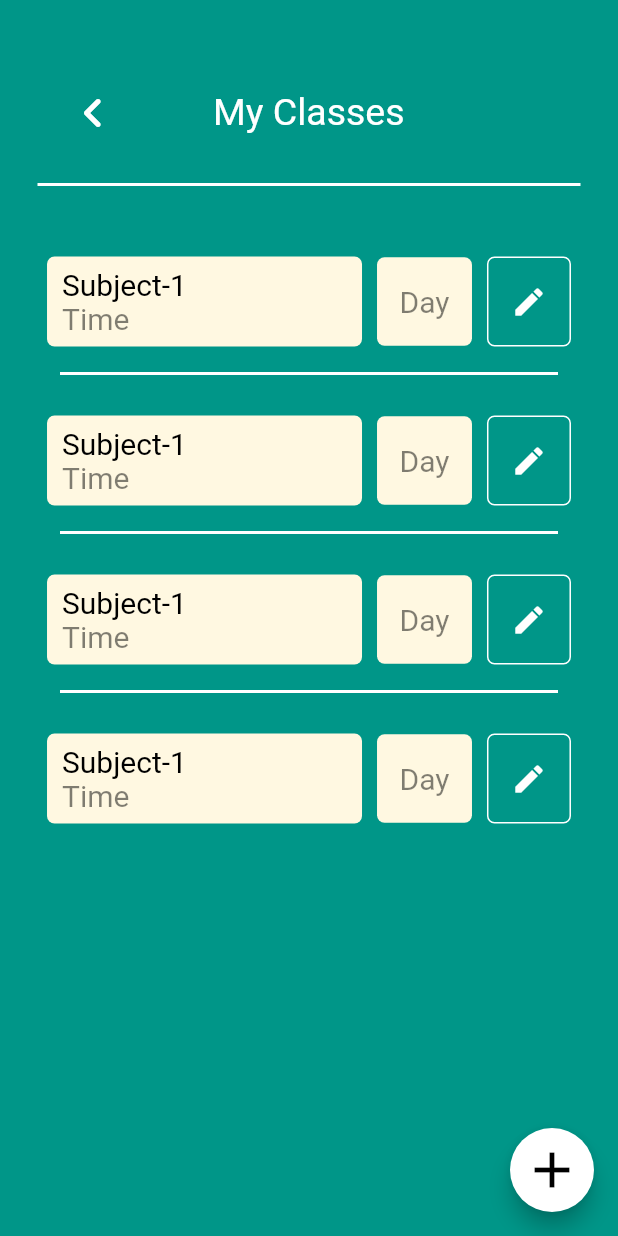
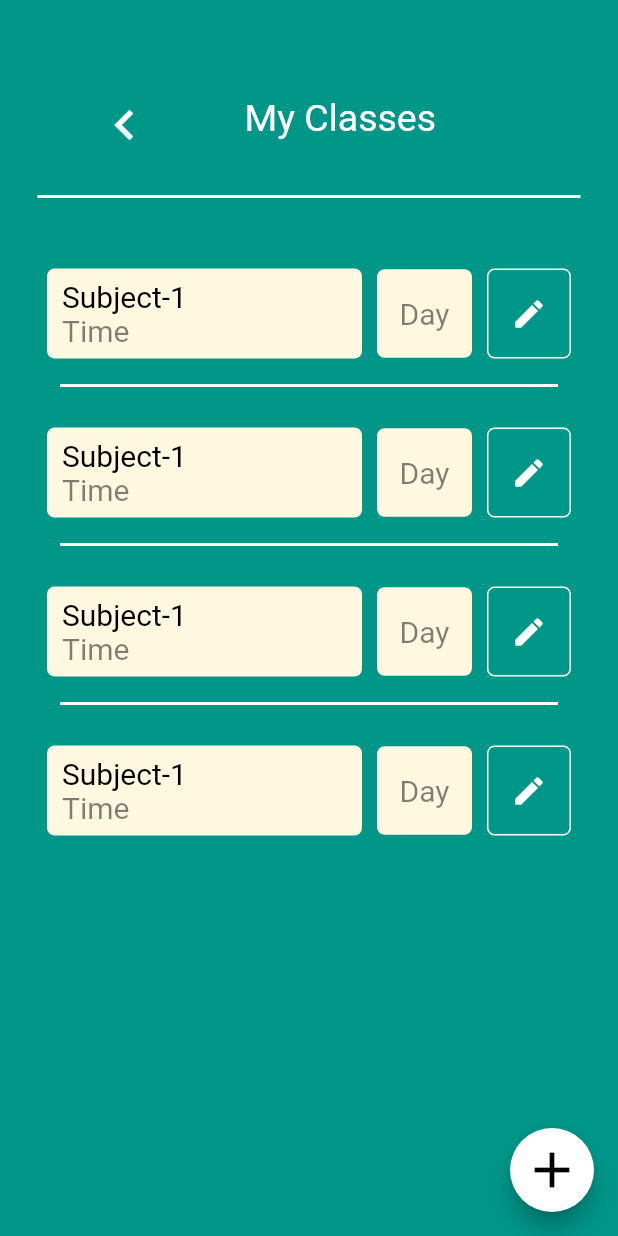
Before and after one commit to vishalr-22/FlutterApp-AcademicManager, a Flutter app: the screen it shows after launch, after a tap on "My Classes", on a phone screen of 412 x 824 dp. Run offline on Flutter 3.47's test engine with Material 2 defaults, Android fonts, the phone set to English and light mode, and no system bars; our stand-ins replace datetime_picker_formfield.

Commit message:
Changes in layout
Changes in layout, UI and navigations.

```diff
--- a/lib/classepage.dart
+++ b/lib/classepage.dart
@@ -1,10 +1,13 @@
 import 'package:flutter/material.dart';
+import 'addclass.dart';
 
 void main() {
-  runApp(ClassPage());
+  runApp(const ClassPage());
 }
 
 class ClassPage extends StatelessWidget {
+  const ClassPage({Key? key}) : super(key: key);
+
   // This widget is the root of your application.
   @override
   Widget build(BuildContext context) {
@@ -12,7 +15,10 @@ class ClassPage extends StatelessWidget {
     return MaterialApp(
         home: Scaffold(
       floatingActionButton: FloatingActionButton(
-        onPressed: () {},
+        onPressed: () {
+          Navigator.push(context,
+              MaterialPageRoute(builder: (context) => const AddClass()));
+        },
         child: const Icon(
           Icons.add,
           color: Colors.black,
@@ -22,30 +28,36 @@ class ClassPage extends StatelessWidget {
       ),
       body: Container(
         color: Colors.teal,
-        padding: new EdgeInsets.all(25),
+        padding: const EdgeInsets.all(25),
         child: Column(
           children: [
             Row(
               children: [
                 Container(
-                  padding: new EdgeInsets.fromLTRB(17, 30, 30, 10),
-                  child: Icon(
-                    Icons.keyboard_arrow_left_rounded,
-                    color: Colors.white,
-                    size: 40,
-                  ),
-                ),
+                    padding: const EdgeInsets.fromLTRB(30, 30, 30, 10),
+                    child: IconButton(
+                      icon: const Icon(
+                        Icons.keyboard_arrow_left_outlined,
+                        size: 40,
+                      ),
+                      color: Colors.white,
+                      onPressed: () {
+                        Navigator.pop(context);
+                      },
+                    )),
                 Container(
-                  padding: new EdgeInsets.fromLTRB(30, 30, 30, 10),
+                  padding: const EdgeInsets.fromLTRB(30, 30, 30, 10),
+                  // ignore: prefer_const_constructors
                   child: Text(
                     "My Classes",
-                    style: TextStyle(color: Colors.white, fontSize: 25),
+                    style: const TextStyle(color: Colors.white, fontSize: 25),
                   ),
                 ),
               ],
             ),
             Container(
-              padding: new EdgeInsets.fromLTRB(0, 10, 0, 40),
+              padding: const EdgeInsets.fromLTRB(0, 10, 0, 40),
+              // ignore: prefer_const_constructors
               child: Divider(
                 color: Colors.white,
                 thickness: 2,
@@ -65,11 +77,13 @@ class ClassPage extends StatelessWidget {
   }
 }
 
+// ignore: use_key_in_widget_constructors
 class Divide extends StatelessWidget {
+  @override
   Widget build(BuildContext context) {
     return (Container(
-      padding: new EdgeInsets.fromLTRB(15, 10, 15, 20),
-      child: Divider(
+      padding: const EdgeInsets.fromLTRB(15, 10, 15, 20),
+      child: const Divider(
         color: Colors.white,
         thickness: 2,
       ),
@@ -77,12 +91,14 @@ class Divide extends StatelessWidget {
   }
 }
 
+// ignore: use_key_in_widget_constructors
 class Subject extends StatelessWidget {
+  @override
   Widget build(BuildContext context) {
     return (Row(mainAxisAlignment: MainAxisAlignment.center, children: [
       Container(
         margin: const EdgeInsets.only(left: 0.0, right: 10.0),
-        padding: new EdgeInsets.fromLTRB(0, 7, 0, 7),
+        padding: const EdgeInsets.fromLTRB(0, 7, 0, 7),
         width: 210,
         decoration: BoxDecoration(
             // border: Border(left: BorderSide(color: Colors.black, width:3)),
@@ -91,8 +107,8 @@ class Subject extends StatelessWidget {
         child: Column(
           children: [
             Container(
-              padding: new EdgeInsets.fromLTRB(10, 0, 0, 0),
-              child: Align(
+              padding: const EdgeInsets.fromLTRB(10, 0, 0, 0),
+              child: const Align(
                 alignment: Alignment.centerLeft,
                 child: Text(
                   "Subject-1",
@@ -104,7 +120,7 @@ class Subject extends StatelessWidget {
               ),
             ),
             Container(
-                padding: new EdgeInsets.fromLTRB(10, 0, 0, 0),
+                padding: const EdgeInsets.fromLTRB(10, 0, 0, 0),
                 child: Align(
                   alignment: Alignment.centerLeft,
                   child: Text(
@@ -135,7 +151,7 @@ class Subject extends StatelessWidget {
               borderRadius: BorderRadius.circular(5)),
           margin: const EdgeInsets.only(left: 10.0, right: 0.0),
           padding: new EdgeInsets.fromLTRB(15, 17, 15, 17),
-          child: Icon(
+          child: const Icon(
             Icons.edit,
             color: Colors.white,
           )),
--- a/lib/main.dart
+++ b/lib/main.dart
@@ -4,6 +4,7 @@ import 'package:flutter/cupertino.dart';
 import 'package:flutter/material.dart';
 import 'package:flutter/painting.dart';
 import 'package:flutter/rendering.dart';
+import 'package:intl/intl.dart';
 import 'classepage.dart';
 import 'assignment.dart';
 import 'folder.dart';
@@ -28,9 +29,11 @@ class AppName extends StatelessWidget {
 
   @override
   Widget build(BuildContext context) {
+    var lw = MediaQuery.of(context).size.width;
+    var lh = MediaQuery.of(context).size.height;
     return Container(
         alignment: Alignment.centerLeft,
-        padding: const EdgeInsets.fromLTRB(40, 40, 225, 20),
+        padding: EdgeInsets.fromLTRB(lw / 10, lh / 20, 0, lh / 40),
         color: Colors.white,
         width: double.infinity,
         height: 100.0,
@@ -45,18 +48,20 @@ class HelloTag extends StatelessWidget {
   Widget build(BuildContext context) {
     const _username = 'Piyush';
     const _semester = 5;
+    var lw = MediaQuery.of(context).size.width;
+    var lh = MediaQuery.of(context).size.height;
     return Container(
-        padding: const EdgeInsets.fromLTRB(40, 20, 20, 20),
+        padding: EdgeInsets.fromLTRB(lw / 10, lw / 20, lw / 20, lw / 20),
         color: Colors.indigo[800],
         width: double.infinity,
-        height: 100.0,
+        height: lh / 8,
         child: Column(
-          children: const [
+          children: [
             Align(
               alignment: Alignment.centerLeft,
               child: Text(
                 'Hello $_username !',
-                style: TextStyle(fontSize: 28.0, color: Colors.white),
+                style: TextStyle(fontSize: lh / 30, color: Colors.white),
               ),
             ),
             SizedBox(
@@ -67,7 +72,7 @@ class HelloTag extends StatelessWidget {
               child: Text(
                 'Sem $_semester',
                 style: TextStyle(
-                    fontSize: 18.0,
+                    fontSize: lh / 50,
                     color: Colors.white,
                     fontWeight: FontWeight.w700),
               ),
@@ -82,44 +87,46 @@ class DateTag extends StatelessWidget {
 
   @override
   Widget build(BuildContext context) {
-    DateTime now = DateTime.now();
-    DateTime date = DateTime(now.year, now.month, now.day);
-    var _datestr = date.toString().substring(0, 10);
+    var _datestr = DateFormat.yMMMd().format(DateTime.now());
+    var lw = MediaQuery.of(context).size.width;
+    var lh = MediaQuery.of(context).size.height;
     return Container(
         alignment: Alignment.bottomLeft,
-        padding: const EdgeInsets.fromLTRB(40, 30, 0, 0),
+        padding: EdgeInsets.fromLTRB(lw / 10, lh / 25, 0, 0),
         child: Text(
           _datestr,
           style: TextStyle(
-              fontSize: 16.0, color: Colors.black, fontWeight: FontWeight.w600),
+              fontSize: lh / 50,
+              color: Colors.black,
+              fontWeight: FontWeight.w600),
         ));
   }
 }
 
 class MyClasses extends StatelessWidget {
   const MyClasses({Key? key}) : super(key: key);
-
   @override
   Widget build(BuildContext context) {
+    var lw = MediaQuery.of(context).size.width;
+    var lh = MediaQuery.of(context).size.height;
     return Card(
       color: Colors.white60,
-      margin: EdgeInsets.fromLTRB(40, 20, 40, 10),
+      margin: EdgeInsets.fromLTRB(lw / 10, lh / 40, lw / 10, lh / 80),
       child: InkWell(
-        hoverColor: Colors.yellowAccent,
         splashColor: Colors.blue,
         onTap: () {
           Navigator.push(
               context, MaterialPageRoute(builder: (context) => ClassPage()));
         },
-        child: const SizedBox(
+        child: SizedBox(
           width: double.infinity,
-          height: 140,
+          height: lh / 6,
           child: Padding(
             padding: EdgeInsets.only(left: 14.0, top: 20.0),
             child: Text(
               'My Classes',
               style: TextStyle(
-                  fontSize: 20.0,
+                  fontSize: lh / 40,
                   color: Colors.black,
                   fontWeight: FontWeight.w600),
             ),
@@ -135,16 +142,17 @@ class AssignmentFolder extends StatelessWidget {
 
   @override
   Widget build(BuildContext context) {
+    var lw = MediaQuery.of(context).size.width;
+    var lh = MediaQuery.of(context).size.height;
     return Container(
-      margin: EdgeInsets.fromLTRB(40, 10, 40, 20),
+      margin: EdgeInsets.fromLTRB(lw / 10, lh / 80, lw / 10, lh / 80),
       child: Row(
         children: [
           Expanded(
             child: Card(
               color: Colors.white60,
-              margin: EdgeInsets.fromLTRB(0, 0, 10, 0),
+              margin: EdgeInsets.fromLTRB(0, 0, lw / 40, 0),
               child: InkWell(
-                hoverColor: Colors.yellowAccent,
                 splashColor: Colors.blue,
                 onTap: () {
                   Navigator.push(
@@ -152,15 +160,15 @@ class AssignmentFolder extends StatelessWidget {
                       MaterialPageRoute(
                           builder: (context) => AssignmentPage()));
                 },
-                child: const SizedBox(
-                  height: 80,
+                child: SizedBox(
+                  height: lh / 10,
                   child: Padding(
                     padding: EdgeInsets.all(10),
                     child: Center(
                       child: Text(
                         'Assignments',
                         style: TextStyle(
-                            fontSize: 16.0,
+                            fontSize: lh / 50,
                             color: Colors.black,
                             fontWeight: FontWeight.w600),
                       ),
@@ -175,21 +183,20 @@ class AssignmentFolder extends StatelessWidget {
               color: Colors.white60,
               margin: EdgeInsets.fromLTRB(0, 0, 0, 0),
               child: InkWell(
-                hoverColor: Colors.yellowAccent,
                 splashColor: Colors.blue,
                 onTap: () {
                   Navigator.push(context,
                       MaterialPageRoute(builder: (context) => FolderPage()));
                 },
-                child: const SizedBox(
-                  height: 80,
+                child: SizedBox(
+                  height: lh / 10,
                   child: Padding(
                     padding: EdgeInsets.all(10),
                     child: Center(
                       child: Text(
                         'Folders',
                         style: TextStyle(
-                            fontSize: 16.0,
+                            fontSize: lh / 50,
                             color: Colors.black,
                             fontWeight: FontWeight.w600),
                       ),
@@ -210,20 +217,22 @@ class ToDoBar extends StatelessWidget {
 
   @override
   Widget build(BuildContext context) {
+    var lw = MediaQuery.of(context).size.width;
+    var lh = MediaQuery.of(context).size.height;
     return Card(
       color: Colors.white60,
-      margin: EdgeInsets.fromLTRB(40, 20, 40, 10),
+      margin: EdgeInsets.fromLTRB(lw / 10, lh / 40, lw / 10, lh / 80),
       child: SizedBox(
         width: double.infinity,
-        height: 70,
+        height: lh / 11,
         child: Row(
           children: [
             Padding(
-              padding: EdgeInsets.fromLTRB(20, 20, 180, 20),
+              padding: EdgeInsets.fromLTRB(lw / 20, lh / 40, lw / 2.3, lh / 40),
               child: Text(
                 'To-Do',
                 style: TextStyle(
-                    fontSize: 20.0,
+                    fontSize: lh / 40,
                     color: Colors.black,
                     fontWeight: FontWeight.w600),
               ),
@@ -233,7 +242,7 @@ class ToDoBar extends StatelessWidget {
                 child: Icon(
                   Icons.add,
                   color: Colors.black,
-                  size: 50,
+                  size: lh / 15,
                 ),
                 onPressed: () {
                   Navigator.push(context,
@@ -251,27 +260,28 @@ class BottomNavBar extends StatelessWidget {
 
   @override
   Widget build(BuildContext context) {
+    var lh = MediaQuery.of(context).size.height;
     return BottomNavigationBar(
       backgroundColor: Colors.grey,
-      items: const <BottomNavigationBarItem>[
+      items: <BottomNavigationBarItem>[
         BottomNavigationBarItem(
           icon: Icon(
             Icons.date_range,
-            size: 30,
+            size: lh / 25,
           ),
           label: 'Calender',
         ),
         BottomNavigationBarItem(
           icon: Icon(
             Icons.home_filled,
-            size: 30,
+            size: lh / 25,
           ),
           label: 'Home',
         ),
         BottomNavigationBarItem(
           icon: Icon(
             Icons.person,
-            size: 30,
+            size: lh / 25,
           ),
           label: 'Profile',
         ),
@@ -289,6 +299,7 @@ class HomePage extends StatelessWidget {
 
   @override
   Widget build(BuildContext context) {
+    var lh = MediaQuery.of(context).size.height;
     return Scaffold(
       backgroundColor: Colors.white,
       // ignore: prefer_const_literals_to_create_immutables
@@ -307,7 +318,7 @@ class HomePage extends StatelessWidget {
         ),
         ToDoBar(),
       ]),
-      bottomNavigationBar: SizedBox(height: 80, child: BottomNavBar()),
+      bottomNavigationBar: SizedBox(height: lh / 10, child: BottomNavBar()),
     );
   }
 }
--- a/pubspec.yaml
+++ b/pubspec.yaml
@@ -35,6 +35,7 @@ dependencies:
   # Use with the CupertinoIcons class for iOS style icons.
   cupertino_icons: ^1.0.2
   adobe_xd: ^2.0.0+1
+  datetime_picker_formfield: ^2.0.0
 
 dev_dependencies:
   flutter_test:
```
Also changed, not shown: lib/addclass.dart (added, +126 -0 lines), lib/assignment.dart (+11 -7 lines), pubspec.lock.
